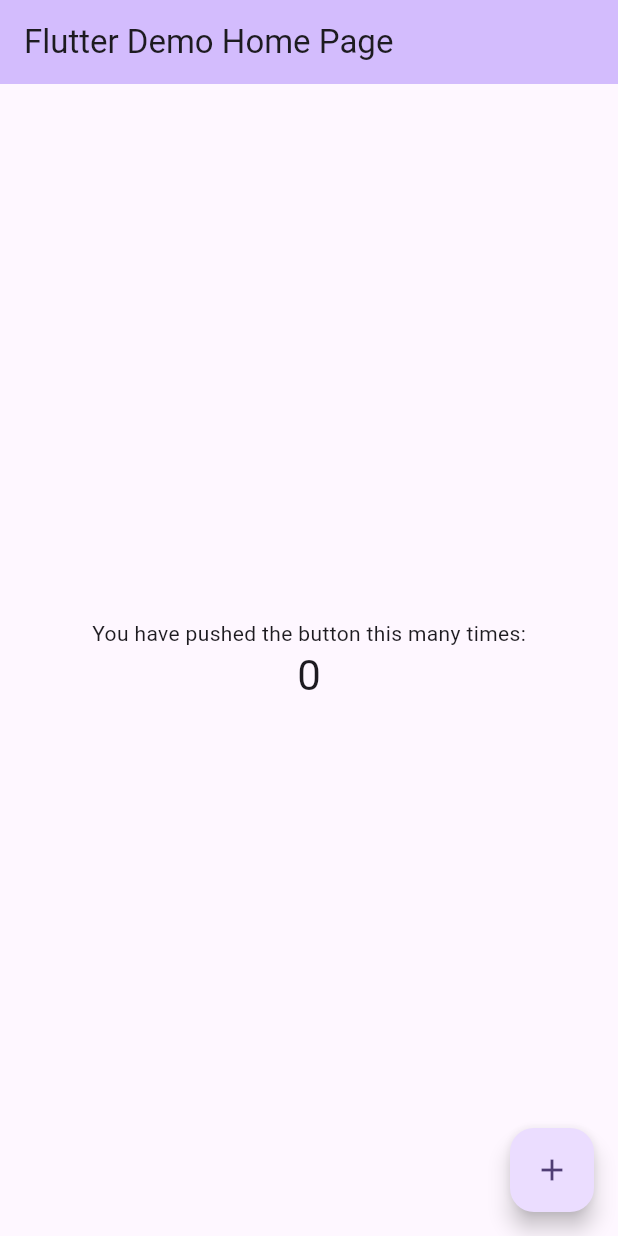
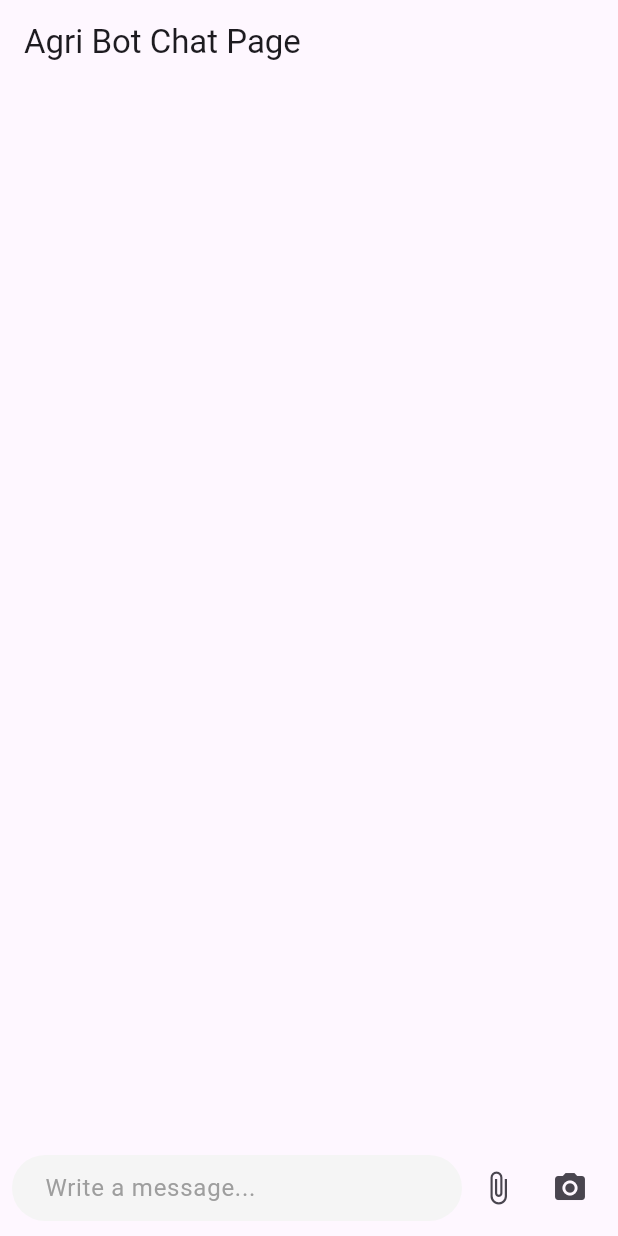
Before and after one commit to jose-oyuko/agribot_chat_app, a Flutter app: the screen it shows after launch, on a phone screen of 412 x 824 dp. Run offline on Flutter 3.47's test engine with Material 3 defaults, Android fonts, the phone set to English and light mode, and no system bars; drawn by our look-alikes of dash_chat_2.

Commit message:
added chat page

```diff
--- a/lib/main.dart
+++ b/lib/main.dart
@@ -1,3 +1,4 @@
+import 'package:agribot_chat_app/pages/chat_page.dart';
 import 'package:flutter/material.dart';
 
 void main() {
@@ -7,116 +8,12 @@ void main() {
 class MyApp extends StatelessWidget {
   const MyApp({super.key});
 
-  // This widget is the root of your application.
   @override
   Widget build(BuildContext context) {
     return MaterialApp(
       title: 'Flutter Demo',
-      theme: ThemeData(
-        // This is the theme of your application.
-        //
-        // TRY THIS: Try running your application with "flutter run". You'll see
-        // the application has a purple toolbar. Then, without quitting the app,
-        // try changing the seedColor in the colorScheme below to Colors.green
-        // and then invoke "hot reload" (save your changes or press the "hot
-        // reload" button in a Flutter-supported IDE, or press "r" if you used
-        // the command line to start the app).
-        //
-        // Notice that the counter didn't reset back to zero; the application
-        // state is not lost during the reload. To reset the state, use hot
-        // restart instead.
-        //
-        // This works for code too, not just values: Most code changes can be
-        // tested with just a hot reload.
-        colorScheme: ColorScheme.fromSeed(seedColor: Colors.deepPurple),
-      ),
-      home: const MyHomePage(title: 'Flutter Demo Home Page'),
+      theme: ThemeData(primarySwatch: Colors.blue),
+      home: ChatPage(),
     );
   }
 }
-
-class MyHomePage extends StatefulWidget {
-  const MyHomePage({super.key, required this.title});
-
-  // This widget is the home page of your application. It is stateful, meaning
-  // that it has a State object (defined below) that contains fields that affect
-  // how it looks.
-
-  // This class is the configuration for the state. It holds the values (in this
-  // case the title) provided by the parent (in this case the App widget) and
-  // used by the build method of the State. Fields in a Widget subclass are
-  // always marked "final".
-
-  final String title;
-
-  @override
-  State<MyHomePage> createState() => _MyHomePageState();
-}
-
-class _MyHomePageState extends State<MyHomePage> {
-  int _counter = 0;
-
-  void _incrementCounter() {
-    setState(() {
-      // This call to setState tells the Flutter framework that something has
-      // changed in this State, which causes it to rerun the build method below
-      // so that the display can reflect the updated values. If we changed
-      // _counter without calling setState(), then the build method would not be
-      // called again, and so nothing would appear to happen.
-      _counter++;
-    });
-  }
-
-  @override
-  Widget build(BuildContext context) {
-    // This method is rerun every time setState is called, for instance as done
-    // by the _incrementCounter method above.
-    //
-    // The Flutter framework has been optimized to make rerunning build methods
-    // fast, so that you can just rebuild anything that needs updating rather
-    // than having to individually change instances of widgets.
-    return Scaffold(
-      appBar: AppBar(
-        // TRY THIS: Try changing the color here to a specific color (to
-        // Colors.amber, perhaps?) and trigger a hot reload to see the AppBar
-        // change color while the other colors stay the same.
-        backgroundColor: Theme.of(context).colorScheme.inversePrimary,
-        // Here we take the value from the MyHomePage object that was created by
-        // the App.build method, and use it to set our appbar title.
-        title: Text(widget.title),
-      ),
-      body: Center(
-        // Center is a layout widget. It takes a single child and positions it
-        // in the middle of the parent.
-        child: Column(
-          // Column is also a layout widget. It takes a list of children and
-          // arranges them vertically. By default, it sizes itself to fit its
-          // children horizontally, and tries to be as tall as its parent.
-          //
-          // Column has various properties to control how it sizes itself and
-          // how it positions its children. Here we use mainAxisAlignment to
-          // center the children vertically; the main axis here is the vertical
-          // axis because Columns are vertical (the cross axis would be
-          // horizontal).
-          //
-          // TRY THIS: Invoke "debug painting" (choose the "Toggle Debug Paint"
-          // action in the IDE, or press "p" in the console), to see the
-          // wireframe for each widget.
-          mainAxisAlignment: MainAxisAlignment.center,
-          children: <Widget>[
-            const Text('You have pushed the button this many times:'),
-            Text(
-              '$_counter',
-              style: Theme.of(context).textTheme.headlineMedium,
-            ),
-          ],
-        ),
-      ),
-      floatingActionButton: FloatingActionButton(
-        onPressed: _incrementCounter,
-        tooltip: 'Increment',
-        child: const Icon(Icons.add),
-      ), // This trailing comma makes auto-formatting nicer for build methods.
-    );
-  }
-}
--- /dev/null
+++ b/lib/pages/chat_page.dart
@@ -0,0 +1,65 @@
+import 'package:dash_chat_2/dash_chat_2.dart';
+import 'package:flutter/material.dart';
+
+class ChatPage extends StatefulWidget {
+  const ChatPage({super.key});
+
+  @override
+  State<ChatPage> createState() => _ChatPageState();
+}
+
+class _ChatPageState extends State<ChatPage> {
+  final ChatUser _currentUser = ChatUser(
+    id: '1',
+    firstName: 'Charles',
+    lastName: 'Leclerc',
+  );
+  List<ChatMessage> _messages = <ChatMessage>[];
+  List<ChatUser> _typingUsers = <ChatUser>[];
+
+  @override
+  Widget build(BuildContext context) {
+    return Scaffold(
+      appBar: AppBar(title: const Text('Agri Bot Chat Page')),
+      body: DashChat(
+        currentUser: _currentUser,
+        typingUsers: _typingUsers,
+        onSend: (ChatMessage m) {
+          sendMessage(m);
+        },
+        messages: _messages,
+        inputOptions: InputOptions(
+          trailing: [
+            IconButton(
+              icon: Icon(Icons.attach_file),
+              onPressed: () {
+                // Handle attachment
+                debugPrint("Attachment clicked");
+              },
+            ),
+            IconButton(
+              onPressed: () {
+                // Handle camera
+                debugPrint("Camera clicked");
+              },
+              icon: Icon(Icons.camera_alt),
+            ),
+          ],
+        ),
+      ),
+    );
+  }
+
+  Future<void> sendMessage(ChatMessage m) async {
+    setState(() {
+      _messages.insert(0, m);
+    });
+    debugPrint("Message sent: ${m.text}");
+    // Simulate a network call
+    await Future.delayed(const Duration(seconds: 1));
+    // Add the message to the list of messages
+    // setState(() {
+    //   _messages.insert(0, m);
+    // });
+  }
+}
--- a/pubspec.yaml
+++ b/pubspec.yaml
@@ -34,6 +34,9 @@ dependencies:
   # The following adds the Cupertino Icons font to your application.
   # Use with the CupertinoIcons class for iOS style icons.
   cupertino_icons: ^1.0.8
+  dash_chat_2: ^0.0.21
+  image_picker: ^1.1.2
+  file_picker: ^10.1.2
 
 dev_dependencies:
   flutter_test:
```
Also changed, not shown: pubspec.lock, 5 other files.
